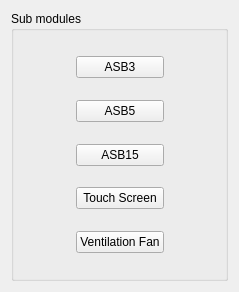
The window that ServiceSW/Master/Components/SystemTracking/Forms/MainControl.ui (Liyezhong/Master) describes before a commit, drawn with Qt 5.
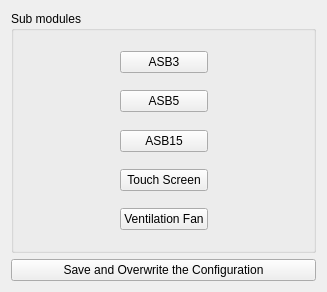
The same window after the commit.

Diff of the .ui file:
```diff
--- a/ServiceSW/Master/Components/SystemTracking/Forms/MainControl.ui
+++ b/ServiceSW/Master/Components/SystemTracking/Forms/MainControl.ui
@@ -6,7 +6,7 @@
    <rect>
     <x>0</x>
     <y>0</y>
-    <width>239</width>
+    <width>327</width>
     <height>292</height>
    </rect>
   </property>
@@ -162,6 +162,13 @@
      </layout>
     </widget>
    </item>
+   <item>
+    <widget class="QPushButton" name="finalizeConfigBtn">
+     <property name="text">
+      <string>Save and Overwrite the Configuration</string>
+     </property>
+    </widget>
+   </item>
   </layout>
  </widget>
  <resources/>
```
Left out of the diff: 150 changed lines with no effect on the pictures.
